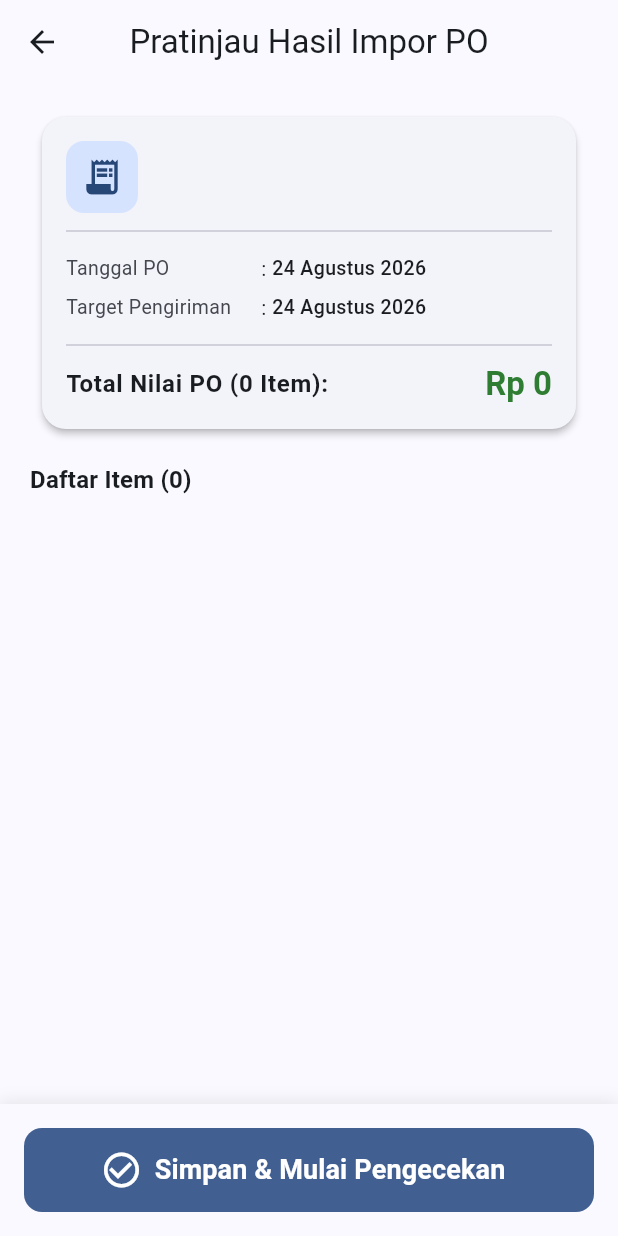
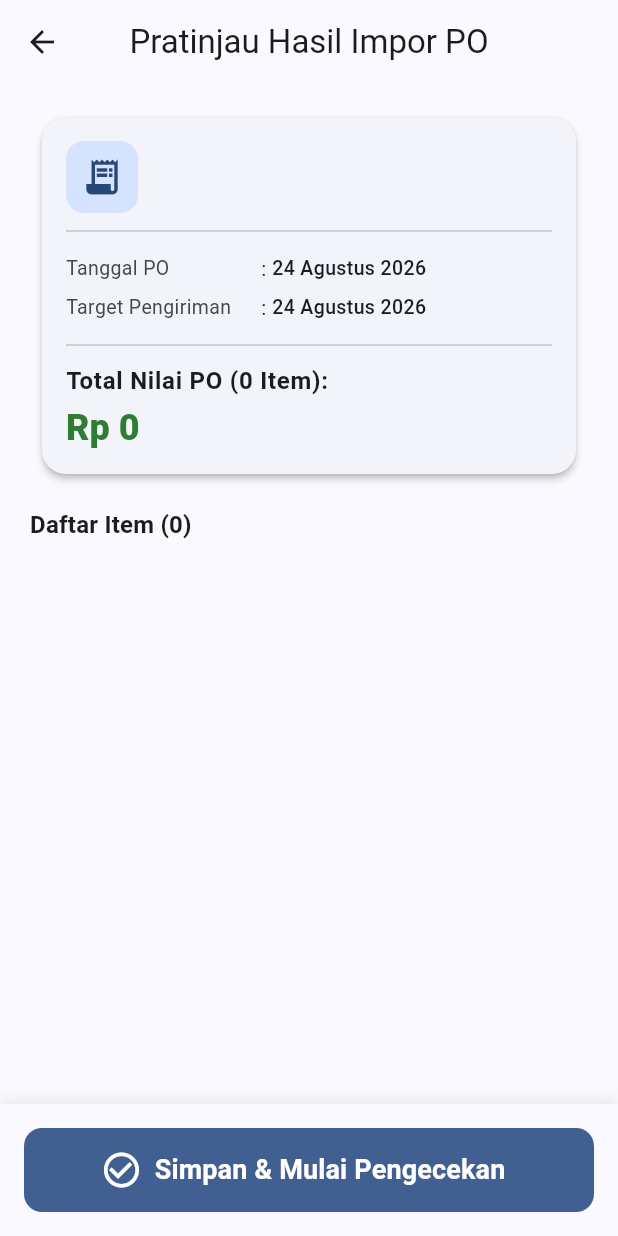
Before and after one commit to ajin11999/filful, a Flutter app: the PoImportPreviewScreen screen opened directly with empty values, on a phone screen of 412 x 824 dp. Run offline on Flutter 3.47's test engine with Material 3 defaults, Android fonts, the phone set to English and light mode, and no system bars; our stand-ins replace drift, file_picker, flutter_riverpod, go_router, pdf, printing and 1 more; missing offline and left inert: excel, syncfusion_flutter_pdf; accounts and stored records are empty; generated files the repository leaves out were written again.

Commit message:
Fix PO total price overflow and enlarge UI text/targets for farsighted users
Co-authored-by: ajin11999 <165396356+ajin11999@users.noreply.github.com>

```diff
--- a/lib/src/features/document_parser/presentation/po_import_preview_screen.dart
+++ b/lib/src/features/document_parser/presentation/po_import_preview_screen.dart
@@ -173,18 +173,23 @@ class _PoImportPreviewScreenState extends ConsumerState<PoImportPreviewScreen> {
                   if (po.deliveryDate != null)
                     _buildInfoRow('Target Pengiriman', dateFormat.format(po.deliveryDate!), theme),
                   const Divider(height: 24),
-                  Row(
-                    mainAxisAlignment: MainAxisAlignment.spaceBetween,
+                  Column(
+                    crossAxisAlignment: CrossAxisAlignment.start,
                     children: [
                       Text(
                         'Total Nilai PO (${po.items.length} Item):',
-                        style: theme.textTheme.bodyLarge?.copyWith(fontWeight: FontWeight.w600),
+                        style: theme.textTheme.bodyLarge?.copyWith(
+                          fontWeight: FontWeight.w600,
+                          fontSize: 16,
+                        ),
                       ),
+                      const SizedBox(height: 4),
                       Text(
                         CurrencyFormatter.formatIdr(po.grandTotal),
                         style: theme.textTheme.titleLarge?.copyWith(
-                          fontWeight: FontWeight.bold,
+                          fontWeight: FontWeight.w900,
                           color: Colors.green.shade800,
+                          fontSize: 24,
                         ),
                       ),
                     ],
```
